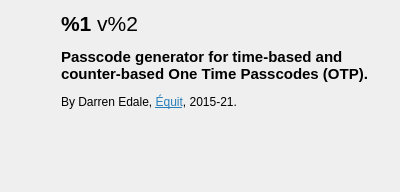
Above: qonvince/ui/aboutdialogue.ui from darrenedale/Qonvince before the change. Below: the same form after it.
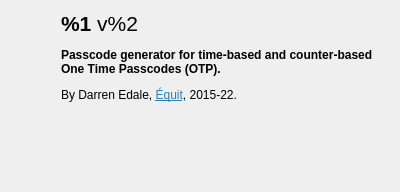
That is the form after the change. Icons and pictures are not drawn.

Commit message: Updated about dialogue text

```diff
--- a/qonvince/ui/aboutdialogue.ui
+++ b/qonvince/ui/aboutdialogue.ui
@@ -59,7 +59,7 @@
    <item>
     <widget class="QLabel" name="aboutText">
      <property name="text">
-      <string>&lt;html&gt;&lt;head/&gt;&lt;body&gt;&lt;p&gt;&lt;span style=&quot; font-size:16pt; font-weight:600;&quot;&gt;%1 &lt;/span&gt;&lt;span style=&quot; font-size:16pt;&quot;&gt;v%2&lt;/span&gt;&lt;/p&gt;&lt;p&gt;&lt;span style=&quot; font-size:11pt; font-weight:600;&quot;&gt;Passcode generator for time-based and counter-based One Time Passcodes (OTP).&lt;/span&gt;&lt;/p&gt;&lt;p&gt;By Darren Edale, &lt;a href=&quot;https://www.equituk.net&quot;&gt;&lt;span style=&quot; text-decoration: underline; color:#2980b9;&quot;&gt;Équit&lt;/span&gt;&lt;/a&gt;, 2015-21.&lt;/p&gt;&lt;/body&gt;&lt;/html&gt;</string>
+      <string>&lt;html&gt;&lt;head/&gt;&lt;body&gt;&lt;p&gt;&lt;span style=&quot; font-size:16pt; font-weight:600;&quot;&gt;%1 &lt;/span&gt;&lt;span style=&quot; font-size:16pt;&quot;&gt;v%2&lt;/span&gt;&lt;/p&gt;&lt;p&gt;&lt;span style=&quot; font-weight:600;&quot;&gt;Passcode generator for time-based and counter-based One Time Passcodes (OTP).&lt;/span&gt;&lt;/p&gt;&lt;p&gt;By Darren Edale, &lt;a href=&quot;https://www.equituk.net&quot;&gt;&lt;span style=&quot; text-decoration: underline; color:#2980b9;&quot;&gt;Équit&lt;/span&gt;&lt;/a&gt;, 2015-22.&lt;/p&gt;&lt;/body&gt;&lt;/html&gt;</string>
      </property>
      <property name="textFormat">
       <enum>Qt::RichText</enum>
```
